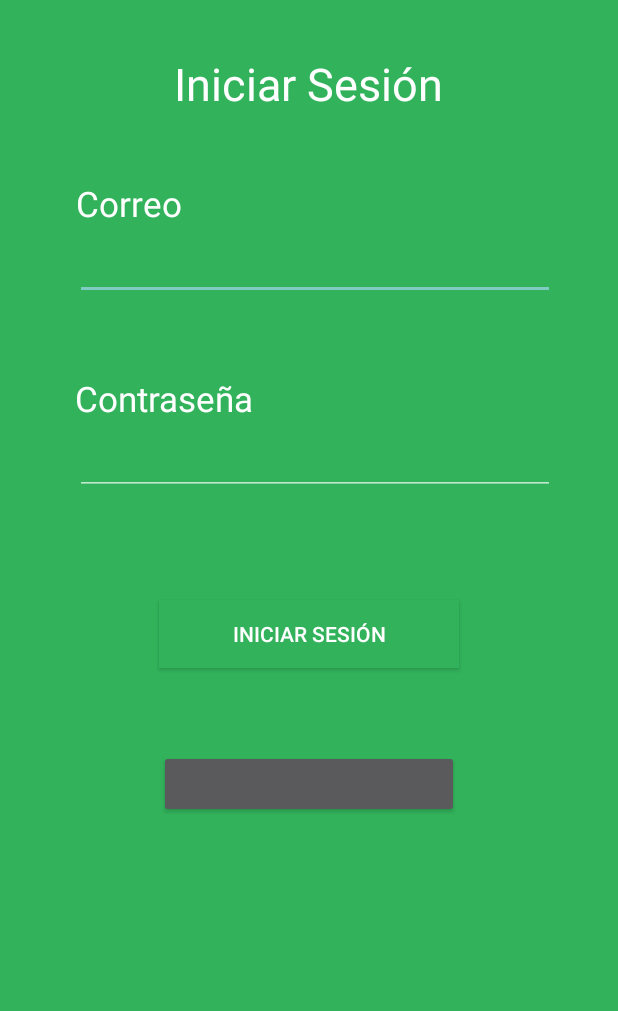
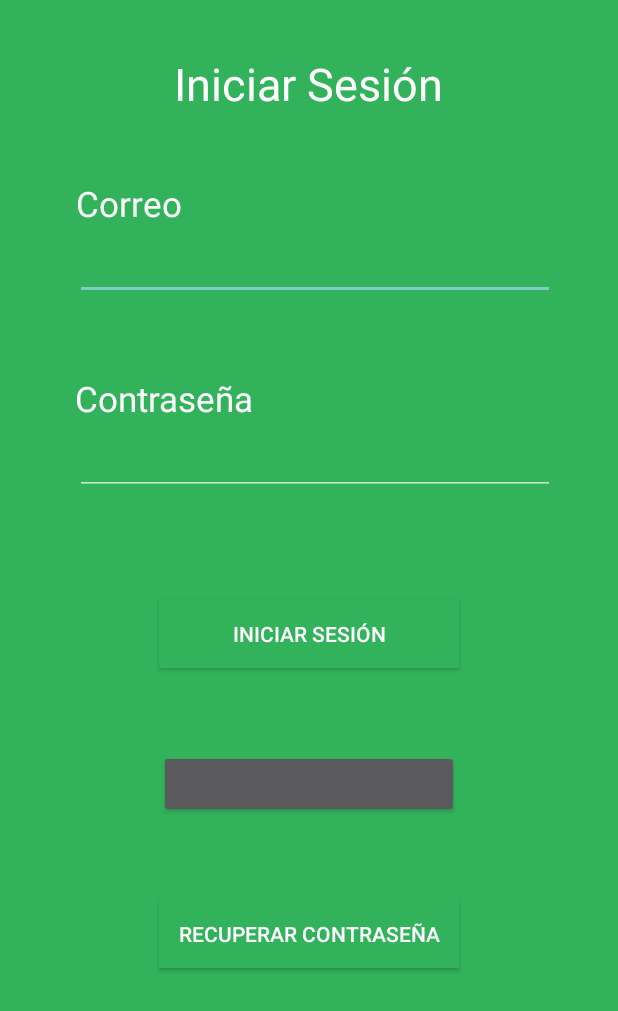
Before and after one commit to fredoing/ProyectoIMoviles, an Android app: the LoginActivity screen opened directly, with no data from a screen before it, on a phone screen of 412 x 824 dp. Shown: the top 1011 px of the screen. Run offline under Robolectric (Android 15) with nearby library versions, the light colour scheme and no system bars; libraries missing offline, so code that uses them is left out: com.facebook, com.facebook.login; plain views replace LoginButton; 4 statements that could not run were skipped.

Commit message:
El ultimo respiro

```diff
--- a/Proyectomoviles/app/src/main/java/com/example/proyectomoviles/Menu/MenuActivity.java
+++ b/Proyectomoviles/app/src/main/java/com/example/proyectomoviles/Menu/MenuActivity.java
@@ -92,7 +92,7 @@ public class MenuActivity extends AppCompatActivity implements NavigationView.On
 
                 break;
             case R.id.nav_vista_mapa:
-                getSupportFragmentManager().beginTransaction().replace(R.id.fragment_container,new FragmentRestaurantesCercanos()).commit();
+                getSupportFragmentManager().beginTransaction().replace(R.id.fragment_container,new FragmentRestaurantesCercanos(usuario)).commit();
                 break;
             case R.id.nav_lista_restaurantes:
 
--- a/Proyectomoviles/app/src/main/res/layout/activity_login.xml
+++ b/Proyectomoviles/app/src/main/res/layout/activity_login.xml
@@ -99,6 +99,19 @@
             android:text="Iniciar Sesión"
             android:textColor="@color/colorText"></Button>
 
+        <Button
+            android:id="@+id/btn_RecuperarContrasena"
+            android:layout_width="200dp"
+            android:layout_height="45dp"
+            android:layout_alignParentTop="true"
+            android:layout_marginEnd="147dp"
+            android:layout_marginTop="600dp"
+            android:background="@color/colorPrimary"
+            android:layout_centerHorizontal="true"
+            android:onClick="recuperarContrasena"
+            android:text="Recuperar Contraseña"
+            android:textColor="@color/colorText"></Button>
+
 
     </RelativeLayout>
 </androidx.constraintlayout.widget.ConstraintLayout>
```
Also changed, not shown: Proyectomoviles/app/src/main/java/com/example/proyectomoviles/BeforeLogin/LoginActivity.java (+29 -1 lines), Proyectomoviles/app/src/main/java/com/example/proyectomoviles/Fragments/FragmentRestaurantesCercanos.java (+69 -1 lines), Proyectomoviles/app/src/main/java/com/example/proyectomoviles/Utils/Connector.java (+20 -1 lines).
